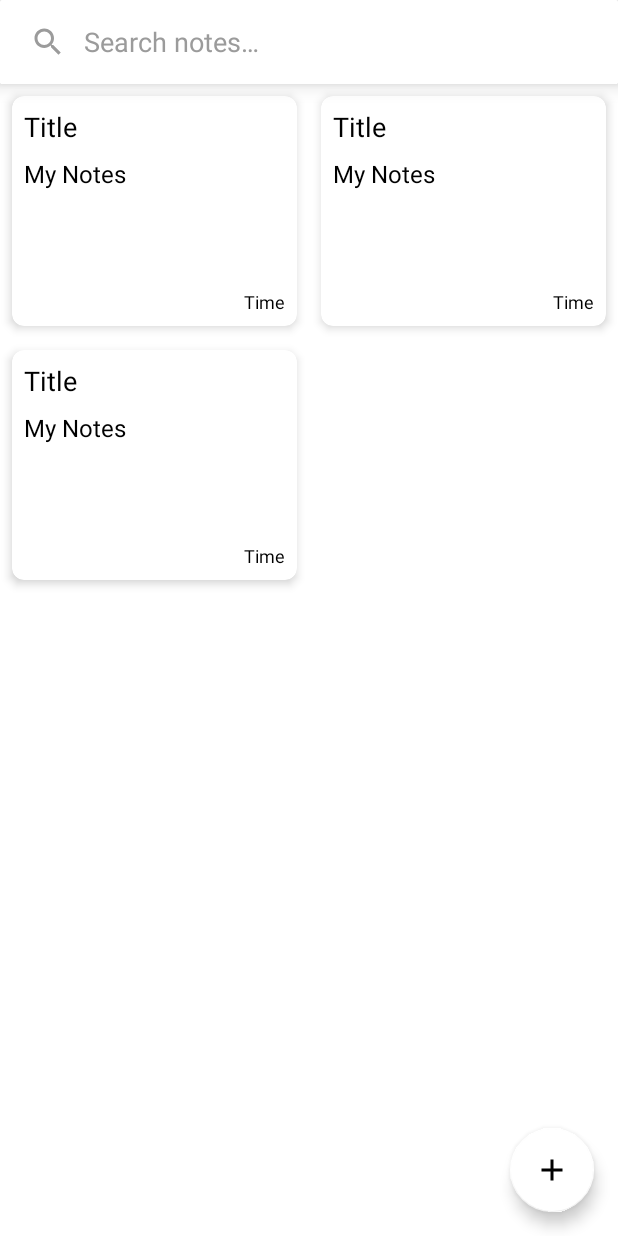
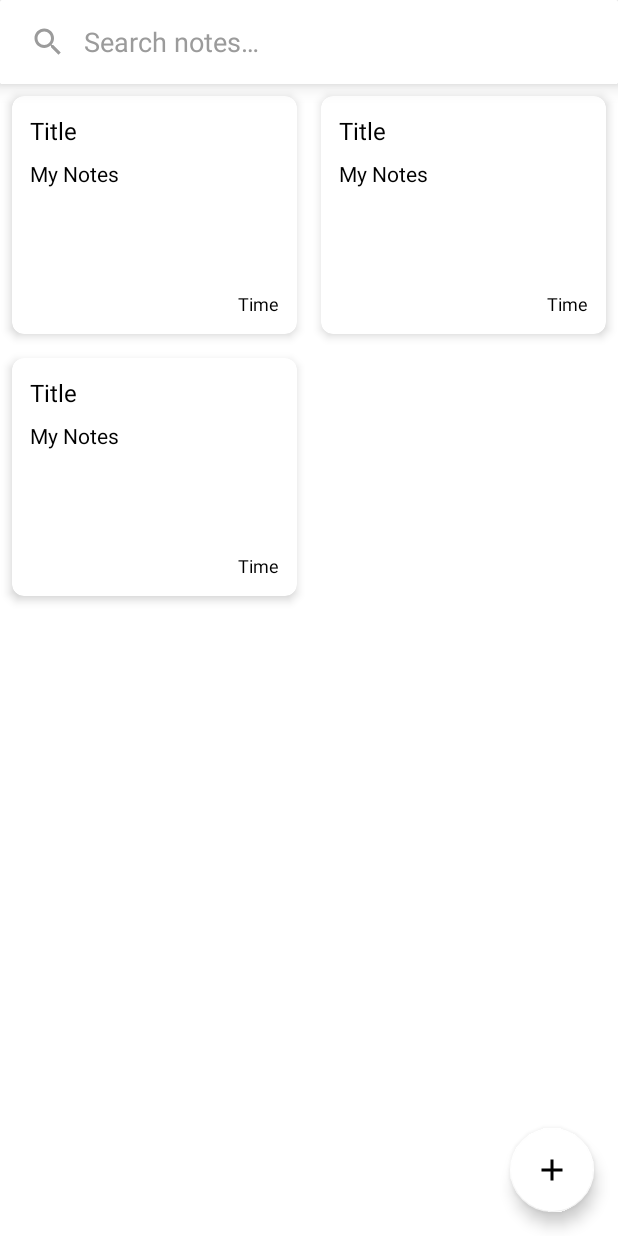
Before and after one commit to brijesh1902/My-Notes, an Android app: the layout activity_main.xml on its own in the app's theme, with its tools: preview values and no code run, on a phone screen of 412 x 824 dp. Run offline under Robolectric (Android 15) with nearby library versions, the phone set to English and light mode, and no system bars.

Commit message:
Release V2.1.0/ 2: Added MarkDown library and fixed issues.
Signed-off-by: brijesh1902 <palbrijesh59@gmail.com>

```diff
--- a/app/src/main/java/com/brizzs/mynotes/adapter/NotesAdapter.kt
+++ b/app/src/main/java/com/brizzs/mynotes/adapter/NotesAdapter.kt
@@ -38,7 +38,6 @@ class NotesAdapter : ListAdapter<Notes, NotesAdapter.ItemViewHolder>(DiffCallbac
         fun bind(notes: Notes) {
 
             binding.title.text = notes.title
-//            binding.notes.text = notes.notes
             getMarkWonBuilder(itemView.context).setMarkdown(binding.notes, notes.notes.toString())
 
             val format = SimpleDateFormat(DATE_TIME_FORMAT)
@@ -48,6 +47,11 @@ class NotesAdapter : ListAdapter<Notes, NotesAdapter.ItemViewHolder>(DiffCallbac
             binding.notesCard.setCardBackgroundColor(itemView.resources.getColor(notes.randomColor, null))
 
             binding.notesCard.setOnClickListener {
+                itemView.context.startActivity(Intent(itemView.context, AddNotesActivity::class.java)
+                    .setFlags(Intent.FLAG_ACTIVITY_NEW_TASK)
+                    .putExtra(CURRENT_NOTE, notes))
+            }
+            binding.notes.setOnClickListener {
                 itemView.context.startActivity(Intent(itemView.context, AddNotesActivity::class.java)
                     .setFlags(Intent.FLAG_ACTIVITY_NEW_TASK)
                     .putExtra(CURRENT_NOTE, notes))
--- a/app/src/main/java/com/brizzs/mynotes/ui/AddNotesActivity.kt
+++ b/app/src/main/java/com/brizzs/mynotes/ui/AddNotesActivity.kt
@@ -57,11 +57,10 @@ class AddNotesActivity : AppCompatActivity() {
         note = binding.etNotes.getMD()
 
         if (title.isNotEmpty() || note.isNotEmpty()) {
-            if (isUpdate) viewModel.updateNote(Notes(notes.id, title, note, getTimestamp(), notes.randomColor))
+            if (isUpdate) viewModel.updateNote(Notes(notes.id, title, note, notes.date, notes.randomColor))
             else viewModel.insertNote(Notes(null, title, note, getTimestamp(), randomColor()))
-
-            finish()
         }
+        finish()
 
     }
 
--- a/app/src/main/res/layout/activity_add_notes.xml
+++ b/app/src/main/res/layout/activity_add_notes.xml
@@ -105,8 +105,9 @@
         android:layout_width="match_parent"
         android:layout_height="48dp"
         android:clipToPadding="false"
+        android:gravity="center"
         android:paddingHorizontal="8dp"
-        app:buttonColor="@color/white"
+        app:buttonColor="@color/style_button_color"
         app:layout_constraintBottom_toBottomOf="parent"
         app:layout_constraintEnd_toEndOf="parent"
         app:layout_constraintHorizontal_bias="0.5"
--- a/app/src/main/res/layout/view_notes.xml
+++ b/app/src/main/res/layout/view_notes.xml
@@ -1,19 +1,20 @@
 <?xml version="1.0" encoding="utf-8"?>
-<com.google.android.material.card.MaterialCardView xmlns:android="http://schemas.android.com/apk/res/android"
+<androidx.cardview.widget.CardView xmlns:android="http://schemas.android.com/apk/res/android"
     android:layout_width="match_parent"
     android:layout_height="wrap_content"
     android:id="@+id/notes_card"
     xmlns:app="http://schemas.android.com/apk/res-auto"
     app:cardCornerRadius="8dp"
+    android:clickable="true"
     app:cardElevation="4dp"
     android:layout_margin="8dp"
-    >
+    android:focusable="true">
 
     <LinearLayout
         android:layout_width="match_parent"
         android:layout_height="match_parent"
         android:orientation="vertical"
-        android:padding="8dp"
+        android:padding="12dp"
         >
 
         <TextView
@@ -22,21 +23,18 @@
             android:layout_height="wrap_content"
             android:text="@string/title"
             android:textColor="@color/black"
-            android:textSize="18sp"
+            android:textSize="16sp"
             />
 
         <TextView
             android:id="@+id/notes"
             android:layout_width="match_parent"
-            android:layout_height="0dp"
-            android:layout_weight="1"
+            android:layout_height="wrap_content"
             android:minHeight="80dp"
             android:maxHeight="200dp"
-            android:enabled="false"
-            android:focusable="false"
             android:ellipsize="end"
-            android:lineSpacingMultiplier="1.4"
-            android:textSize="16sp"
+            android:lineSpacingMultiplier="1.2"
+            android:textSize="14sp"
             android:textColor="@color/black"
             android:text="@string/app_name"
             android:layout_marginVertical="8dp"
@@ -54,4 +52,4 @@
 
     </LinearLayout>
 
-</com.google.android.material.card.MaterialCardView>
+</androidx.cardview.widget.CardView>
--- a/gradle.properties
+++ b/gradle.properties
@@ -10,7 +10,9 @@ org.gradle.jvmargs=-Xmx2048m -Dfile.encoding=UTF-8
 # When configured, Gradle will run in incubating parallel mode.
 # This option should only be used with decoupled projects. More details, visit
 # http://www.gradle.org/docs/current/userguide/multi_project_builds.html#sec:decoupled_projects
-# org.gradle.parallel=true
+org.gradle.parallel=true
+org.gradle.caching=true
+
 # AndroidX package structure to make it clearer which packages are bundled with the
 # Android operating system, and which are packaged with your app's APK
 # https://developer.android.com/topic/libraries/support-library/androidx-rn
```
Also changed, not shown: app/build.gradle (+8 -6 lines), 2 other files.
